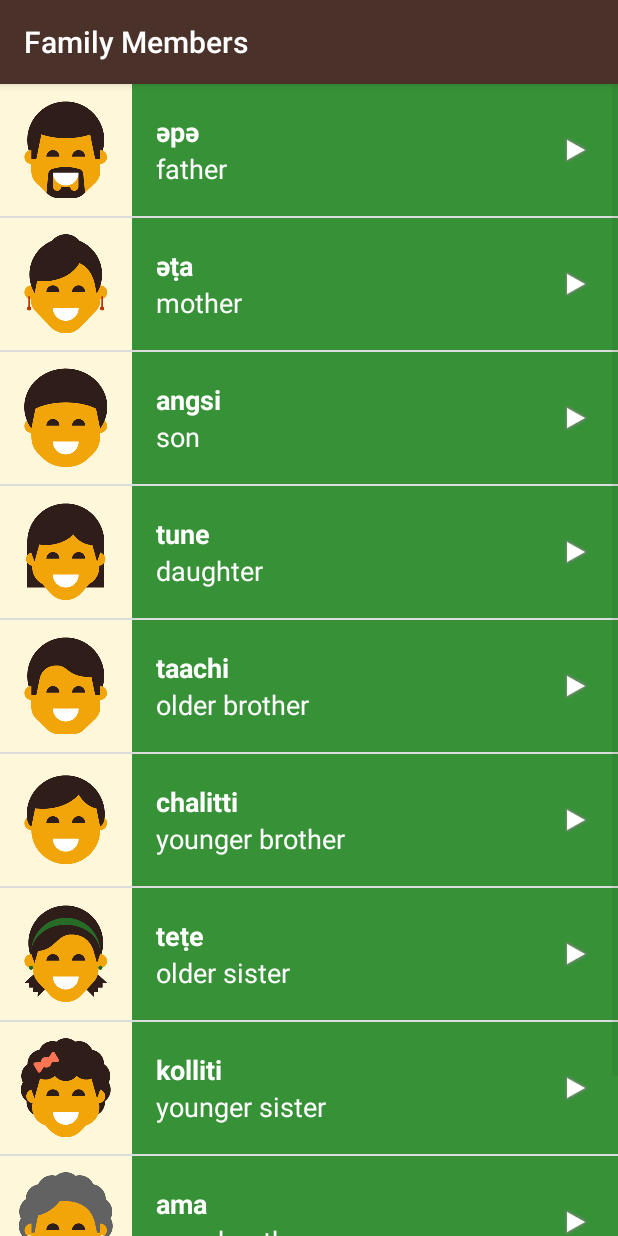
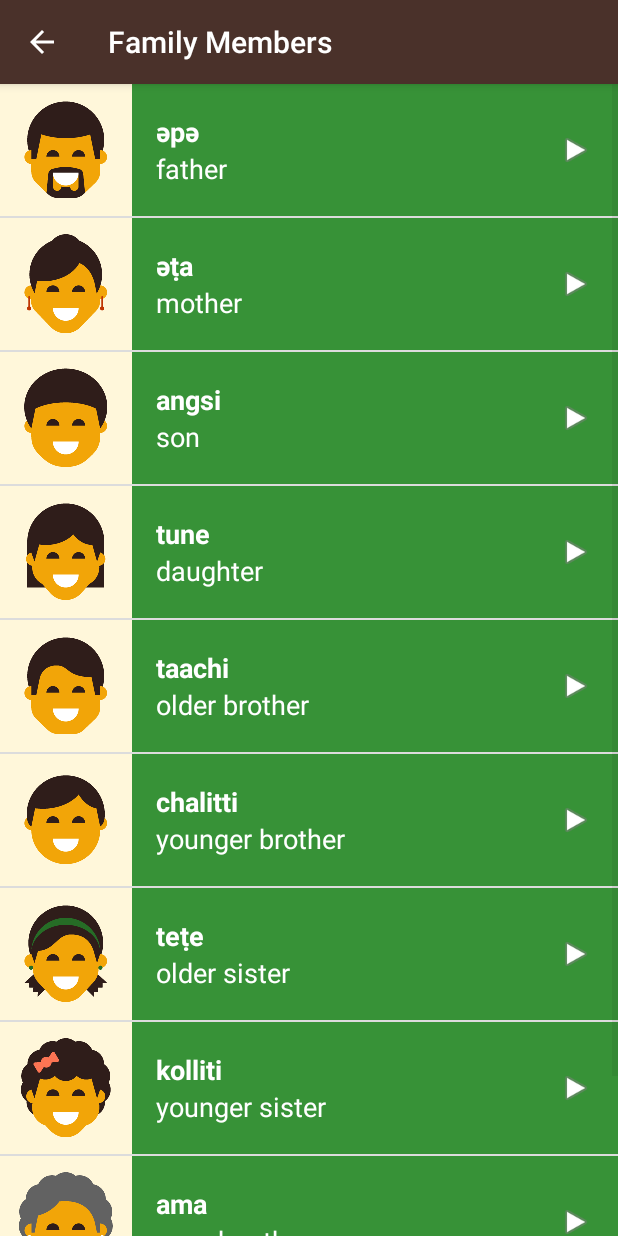
Before and after one commit to AnkurVineet/Miwok-App, an Android app: the FamilyActivity screen opened directly, with no data from a screen before it, on a phone screen of 412 x 824 dp. Run offline under Robolectric (Android 15) with nearby library versions, the phone set to English and light mode, and no system bars.

Commit message:
Added Up Button.

```diff
--- a/app/src/main/res/layout/list_item.xml
+++ b/app/src/main/res/layout/list_item.xml
@@ -1,7 +1,8 @@
 <?xml version="1.0" encoding="utf-8"?>
 <RelativeLayout xmlns:android="http://schemas.android.com/apk/res/android"
     android:layout_width="wrap_content"
-    android:layout_height="wrap_content">
+    android:layout_height="wrap_content"
+    android:background="?android:attr/selectableItemBackground">
 
     <LinearLayout xmlns:android="http://schemas.android.com/apk/res/android"
         android:layout_width="match_parent"
@@ -28,6 +29,7 @@
                 android:layout_height="0dp"
                 android:layout_weight="1"
                 android:gravity="bottom"
+
                 android:textColor="@android:color/white"
                 android:textSize="18sp"
                 android:textStyle="bold" />
@@ -46,8 +48,8 @@
     <ImageView
         android:layout_width="24dp"
         android:layout_height="24dp"
+        android:layout_alignParentEnd="true"
+        android:layout_centerVertical="true"
         android:layout_marginRight="16dp"
-        android:layout_alignParentEnd="true"
-        android:src="@android:drawable/ic_media_play"
-        android:layout_centerVertical="true" />
+        android:src="@android:drawable/ic_media_play" />
 </RelativeLayout>
--- a/app/src/main/res/layout/word_list.xml
+++ b/app/src/main/res/layout/word_list.xml
@@ -9,6 +9,7 @@
     <ListView
         android:layout_width="match_parent"
         android:layout_height="match_parent"
+        android:drawSelectorOnTop="true"
         android:id="@+id/list">
     </ListView>
 </android.support.constraint.ConstraintLayout>
```
Also changed, not shown: app/src/main/AndroidManifest.xml (+16 -4 lines), app/src/main/java/com/example/android/miwok/ColorsActivity.java (+15 -0 lines), app/src/main/java/com/example/android/miwok/FamilyActivity.java (+15 -0 lines), app/src/main/java/com/example/android/miwok/NumbersActivity.java (+15 -0 lines), app/src/main/java/com/example/android/miwok/PhrasesActivity.java (+14 -0 lines).
